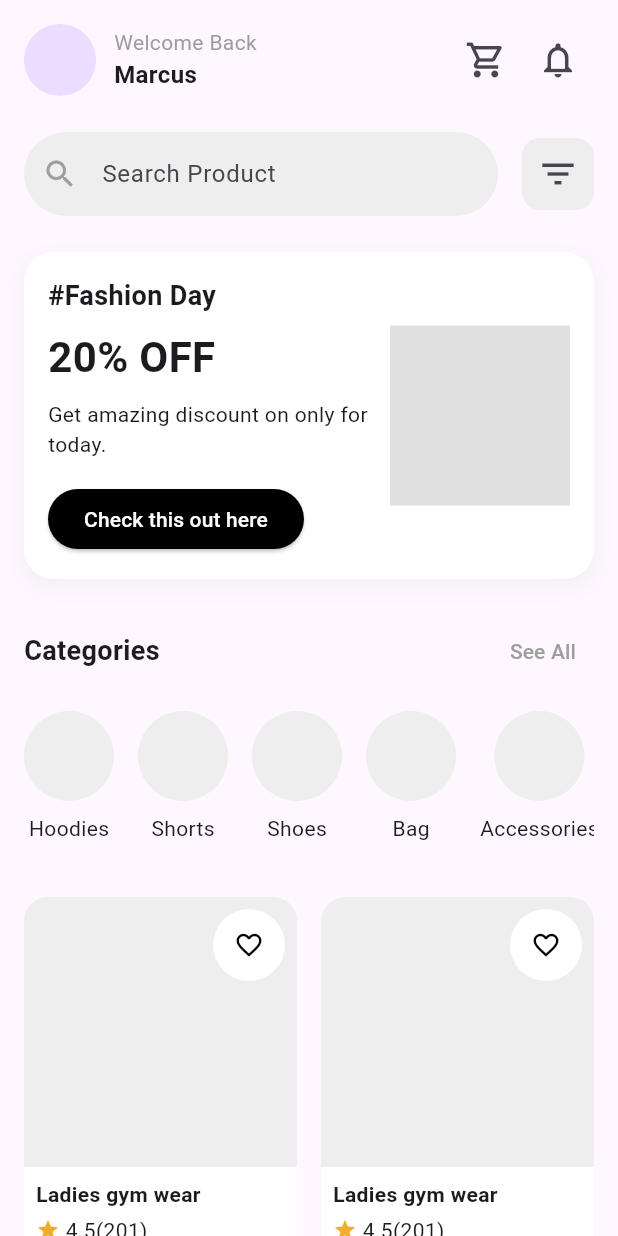
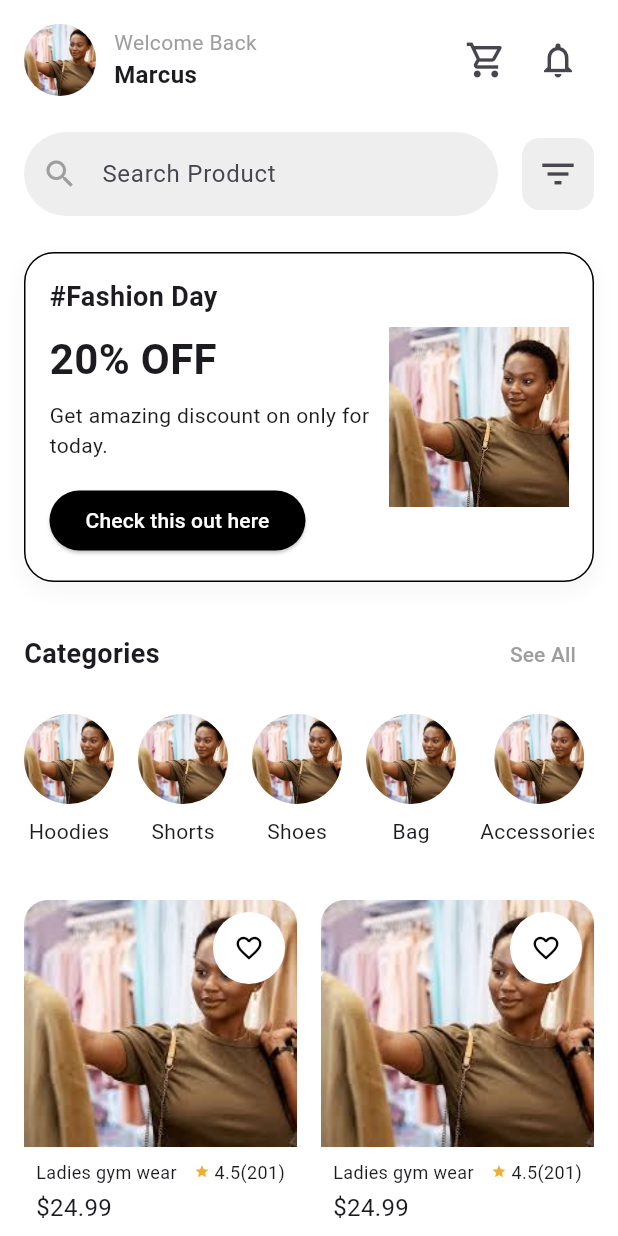
Before and after one commit to adilramzan764/afrotierre-frontend, a Flutter app: the HomeScreen screen opened directly, on a phone screen of 412 x 824 dp. Run offline on Flutter 3.47's test engine with Material 3 defaults, Android fonts, the phone set to English and light mode, and no system bars; our stand-ins replace flutter_easyloading, pinput.

Commit message:
home screen done

```diff
--- a/lib/Buyers_Screens/home_screen.dart
+++ b/lib/Buyers_Screens/home_screen.dart
@@ -12,6 +12,7 @@
   @override
   Widget build(BuildContext context) {
     return Scaffold(
+      backgroundColor: Colors.white,
       body: SafeArea(
         child: SingleChildScrollView(
           child: Padding(
@@ -41,7 +42,7 @@
       children: [
         const CircleAvatar(
           radius: 24,
-          // backgroundImage: AssetImage('assets/profile_pic.png'),
+          backgroundImage: AssetImage("assets/stock_image.png"),
         ),
         const SizedBox(width: 12),
         const Column(
@@ -105,6 +106,7 @@
       decoration: BoxDecoration(
         color: Colors.white,
         borderRadius: BorderRadius.circular(20),
+        border: BoxBorder.all(color: Colors.black),
         boxShadow: [
           BoxShadow(
             color: Colors.grey.withOpacity(0.1),
@@ -149,7 +151,16 @@
             ),
           ),
           // Placeholder for the image
-          Container(width: 120, height: 120, color: Colors.grey[300]),
+          Container(
+            width: 120,
+            height: 120,
+            decoration: BoxDecoration(
+              image: DecorationImage(
+                image: AssetImage("assets/stock_image.png"),
+                fit: BoxFit.cover,
+              ),
+            ),
+          ),
         ],
       ),
     );
@@ -197,6 +208,7 @@
                     CircleAvatar(
                       radius: 30,
                       // backgroundImage: AssetImage(categories[index]['icon']!),
+                      backgroundImage: AssetImage("assets/stock_image.png"),
                       backgroundColor: Colors.grey[200],
                     ),
                     const SizedBox(height: 8),
@@ -241,8 +253,12 @@
           Stack(
             children: [
               Container(
-                height: 180,
+                height: MediaQuery.of(context).size.height * 0.2,
                 decoration: BoxDecoration(
+                  image: DecorationImage(
+                    image: AssetImage("assets/stock_image.png"),
+                    fit: BoxFit.cover,
+                  ),
                   color: Colors.grey[200],
                   borderRadius: const BorderRadius.vertical(
                     top: Radius.circular(16),
@@ -274,22 +290,23 @@
             child: Column(
               crossAxisAlignment: CrossAxisAlignment.start,
               children: [
-                const Text(
-                  'Ladies gym wear',
-                  style: TextStyle(fontWeight: FontWeight.bold),
-                ),
-                const SizedBox(height: 4),
                 Row(
+                  mainAxisAlignment: MainAxisAlignment.spaceBetween,
                   children: [
-                    Icon(Icons.star, color: primaryColor, size: 16),
-                    const Text(' 4.5(201)'),
+                    const Text(
+                      'Ladies gym wear',
+                      style: TextStyle(fontSize: 12),
+                    ),
+                    Row(
+                      children: [
+                        Icon(Icons.star, color: primaryColor, size: 10),
+                        const Text(' 4.5(201)', style: TextStyle(fontSize: 12)),
+                      ],
+                    ),
                   ],
                 ),
                 const SizedBox(height: 4),
-                const Text(
-                  '\$24.99',
-                  style: TextStyle(fontWeight: FontWeight.bold, fontSize: 16),
-                ),
+                const Text('\$24.99', style: TextStyle(fontSize: 16)),
               ],
             ),
           ),
```
Also changed, not shown: assets/stock_image.png (added), 3 other files.
